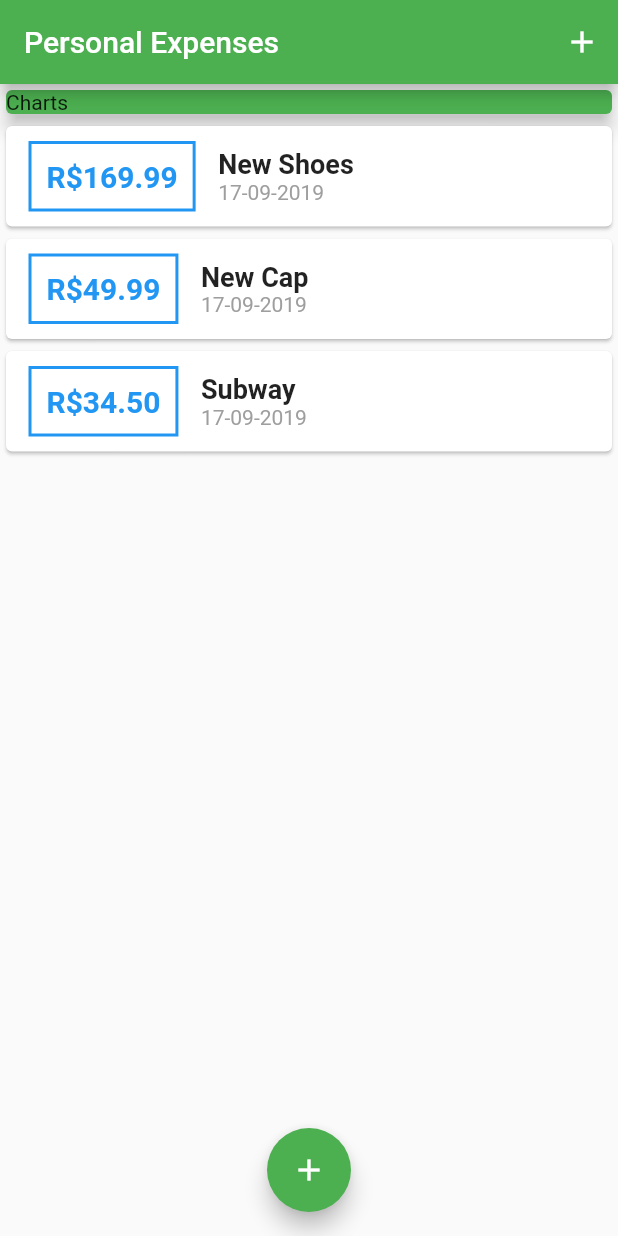
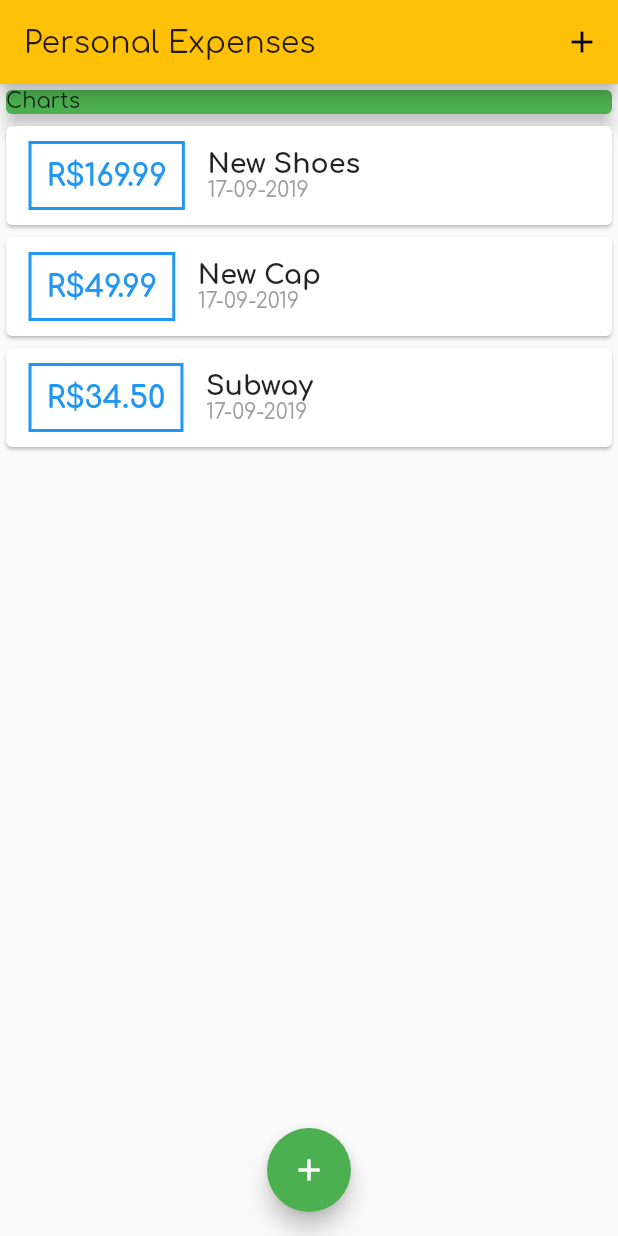
Before and after one commit to AdielAndradeR/flutter_personal_expenses, a Flutter app: the screen it shows after launch, on a phone screen of 412 x 824 dp. Run offline on Flutter 3.47's test engine with Material 2 defaults, Android fonts, the phone set to English and light mode, and no system bars.

Commit message:
adding a theme element in project(fonts and colors)

```diff
--- a/lib/main.dart
+++ b/lib/main.dart
@@ -11,6 +11,11 @@ class MyApp extends StatelessWidget {
   Widget build(BuildContext context) {
     return MaterialApp(
       title: 'Personal Expenses',
+      theme: ThemeData(
+        primarySwatch: Colors.amber,
+        accentColor: Colors.green,
+        fontFamily: 'Comfortaa'
+      ),
       home: MyHomePage(),
     );
   }
@@ -71,7 +76,6 @@ class _MyHomePageState extends State<MyHomePage>{
     return Scaffold(
       appBar: AppBar(
         title: Text('Personal Expenses'),
-        backgroundColor: Colors.green,
         actions: <Widget>[
           IconButton(
             icon: Icon(Icons.add),
@@ -95,7 +99,7 @@ class _MyHomePageState extends State<MyHomePage>{
       floatingActionButtonLocation: FloatingActionButtonLocation.centerFloat,
       floatingActionButton: FloatingActionButton(
         child: Icon(Icons.add),
-        backgroundColor: Colors.green,
+
         onPressed: () => _startAddNewTransaction(context),
         )
     );
```
Also changed, not shown: pubspec.yaml (+6 -6 lines), assets/fonts/Comfortaa-Bold.ttf (added), assets/fonts/Comfortaa-Regular.ttf (added).
